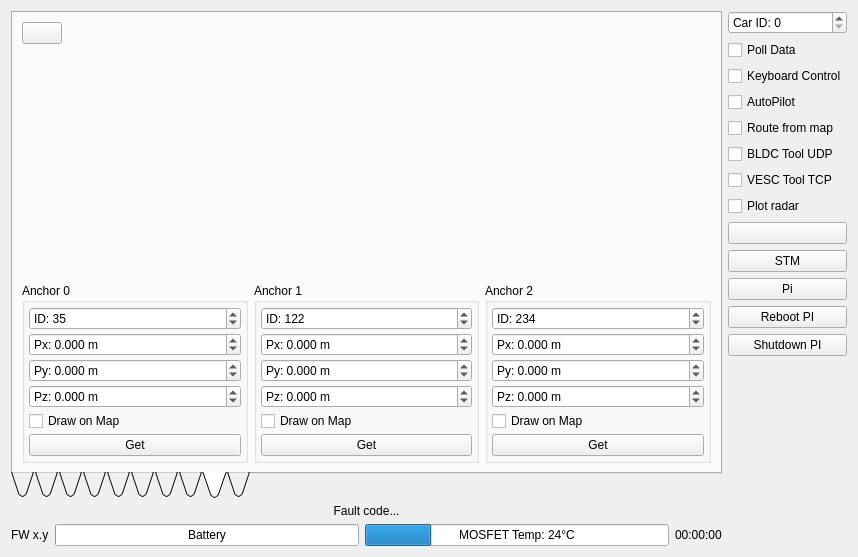
vedderb/rise_sdvp, file Linux/RControlStation/carinterface.ui: the form before one commit.
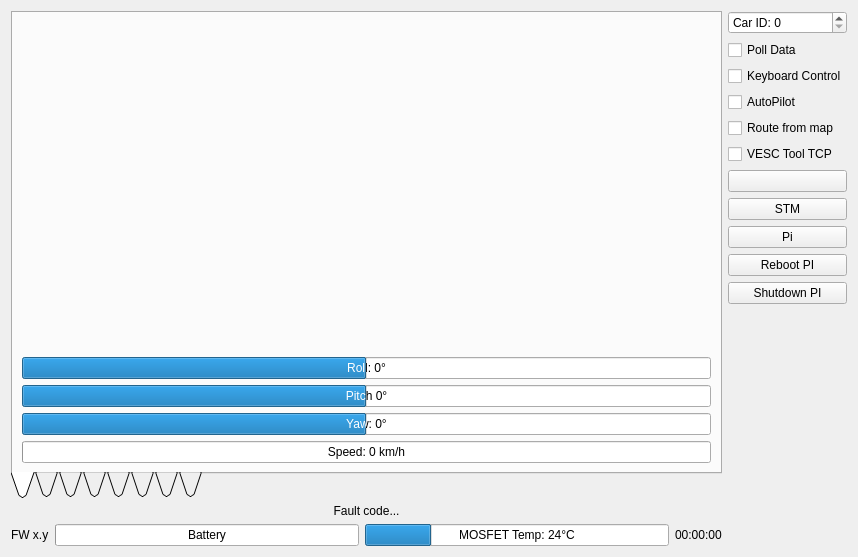
The form after the commit. The open tabs and pages were chosen to show the change. Icons and pictures are not drawn. Custom widgets are drawn as their Qt base class.

Diff of the .ui file:
```diff
--- a/Linux/RControlStation/carinterface.ui
+++ b/Linux/RControlStation/carinterface.ui
@@ -1037,717 +1037,6 @@
          </item>
         </layout>
        </widget>
-       <widget class="QWidget" name="tab_11">
-        <attribute name="icon">
-         <iconset resource="resources.qrc">
-          <normaloff>:/models/Icons/Radar-96.png</normaloff>:/models/Icons/Radar-96.png</iconset>
-        </attribute>
-        <attribute name="title">
-         <string/>
-        </attribute>
-        <attribute name="toolTip">
-         <string>Radar</string>
-        </attribute>
-        <layout class="QVBoxLayout" name="verticalLayout_10">
-         <property name="spacing">
-          <number>3</number>
-         </property>
-         <item>
-          <widget class="QCheckBox" name="radarLogEnBox">
-           <property name="text">
-            <string>Enable Logging</string>
-           </property>
-          </widget>
-         </item>
-         <item>
-          <widget class="QDoubleSpinBox" name="radarFCenterBox">
-           <property name="prefix">
-            <string>F_Center: </string>
-           </property>
-           <property name="suffix">
-            <string> GHz</string>
-           </property>
-           <property name="decimals">
-            <number>3</number>
-           </property>
-           <property name="singleStep">
-            <double>0.010000000000000</double>
-           </property>
-           <property name="value">
-            <double>76.500000000000000</double>
-           </property>
-          </widget>
-         </item>
-         <item>
-          <widget class="QDoubleSpinBox" name="radarFSpanBox">
-           <property name="prefix">
-            <string>F_Span: </string>
-           </property>
-           <property name="suffix">
-            <string> GHz</string>
-           </property>
-           <property name="decimals">
-            <number>3</number>
-           </property>
-           <property name="singleStep">
-            <double>0.010000000000000</double>
-           </property>
-           <property name="value">
-            <double>1.000000000000000</double>
-           </property>
-          </widget>
-         </item>
-         <item>
-          <widget class="QSpinBox" name="radarPointsBox">
-           <property name="prefix">
-            <string>Points: </string>
-           </property>
-           <property name="maximum">
-            <number>1536</number>
-           </property>
-           <property name="value">
-            <number>1024</number>
-           </property>
-          </widget>
-         </item>
-         <item>
-          <widget class="QDoubleSpinBox" name="radarTSweepBox">
-           <property name="prefix">
-            <string>T_Sweep: </string>
-           </property>
-           <property name="suffix">
-            <string> s</string>
-           </property>
-           <property name="decimals">
-            <number>4</number>
-           </property>
-           <property name="singleStep">
-            <double>0.001000000000000</double>
-           </property>
-           <property name="value">
-            <double>0.075000000000000</double>
-           </property>
-          </widget>
-         </item>
-         <item>
-          <layout class="QHBoxLayout" name="horizontalLayout_3">
-           <item>
-            <widget class="QDoubleSpinBox" name="radarCcXBox">
-             <property name="prefix">
-              <string>CC X: </string>
-             </property>
-             <property name="decimals">
-              <number>3</number>
-             </property>
-             <property name="minimum">
-              <double>-999.000000000000000</double>
-             </property>
-             <property name="maximum">
-              <double>999.000000000000000</double>
-             </property>
-            </widget>
-           </item>
-           <item>
-            <widget class="QDoubleSpinBox" name="radarCcYBox">
-             <property name="prefix">
-              <string>CC Y: </string>
-             </property>
-             <property name="decimals">
-              <number>3</number>
-             </property>
-             <property name="minimum">
-              <double>-999.000000000000000</double>
-             </property>
-             <property name="maximum">
-              <double>999.000000000000000</double>
-             </property>
-            </widget>
-           </item>
-          </layout>
-         </item>
-         <item>
-          <widget class="QDoubleSpinBox" name="radarCRadBox">
-           <property name="prefix">
-            <string>C Rad: </string>
-           </property>
-           <property name="decimals">
-            <number>3</number>
-           </property>
-           <property name="minimum">
-            <double>-999.000000000000000</double>
-           </property>
-           <property name="maximum">
-            <double>999.000000000000000</double>
-           </property>
-           <property name="value">
-            <double>10.000000000000000</double>
-           </property>
-          </widget>
-         </item>
-         <item>
-          <widget class="QDoubleSpinBox" name="radarLogRateBox">
-           <property name="prefix">
-            <string>Log Rate: </string>
-           </property>
-           <property name="suffix">
-            <string> s</string>
-           </property>
-           <property name="singleStep">
-            <double>0.100000000000000</double>
-           </property>
-           <property name="value">
-            <double>1.000000000000000</double>
-           </property>
-          </widget>
-         </item>
-         <item>
-          <layout class="QHBoxLayout" name="horizontalLayout_4">
-           <item>
-            <widget class="QDoubleSpinBox" name="radarMapPlotAvgFactorBox">
-             <property name="prefix">
-              <string>Plot Avg Factor: </string>
-             </property>
-             <property name="value">
-              <double>3.000000000000000</double>
-             </property>
-            </widget>
-           </item>
-           <item>
-            <widget class="QDoubleSpinBox" name="radarMapPlotMaxDivBox">
-             <property name="prefix">
-              <string>Plot Max Division: </string>
-             </property>
-             <property name="value">
-              <double>6.000000000000000</double>
-             </property>
-            </widget>
-           </item>
-          </layout>
-         </item>
-         <item>
-          <widget class="QSpinBox" name="radarPlotModeBox">
-           <property name="prefix">
-            <string>Plot Mode: </string>
-           </property>
-          </widget>
-         </item>
-         <item>
-          <layout class="QHBoxLayout" name="horizontalLayout_6">
-           <item>
-            <widget class="QSpinBox" name="radarMapPlotStartBox">
-             <property name="prefix">
-              <string>Map Plot Start: </string>
-             </property>
-             <property name="maximum">
-              <number>512</number>
-             </property>
-             <property name="value">
-              <number>20</number>
-             </property>
-            </widget>
-           </item>
-           <item>
-            <widget class="QSpinBox" name="radarMapPlotEndBox">
-             <property name="prefix">
-              <string>Map Plot End: </string>
-             </property>
-             <property name="maximum">
-              <number>512</number>
-             </property>
-             <property name="value">
-              <number>300</number>
-             </property>
-            </widget>
-           </item>
-          </layout>
-         </item>
-         <item>
-          <spacer name="verticalSpacer_7">
-           <property name="orientation">
-            <enum>Qt::Vertical</enum>
-           </property>
-           <property name="sizeHint" stdset="0">
-            <size>
-             <width>20</width>
-             <height>108</height>
-            </size>
-           </property>
-          </spacer>
-         </item>
-         <item>
-          <layout class="QHBoxLayout" name="horizontalLayout_13">
-           <item>
-            <widget class="QPushButton" name="radarGetRadCCButton">
-             <property name="toolTip">
-              <string>Get car center and circle rad from map</string>
-             </property>
-             <property name="text">
-              <string>Get Rad CC</string>
-             </property>
-             <property name="icon">
-              <iconset resource="resources.qrc">
-               <normaloff>:/models/Icons/Waypoint Map-96.png</normaloff>:/models/Icons/Waypoint Map-96.png</iconset>
-             </property>
-            </widget>
-           </item>
-           <item>
-            <widget class="QPushButton" name="radarReadButton">
-             <property name="text">
-              <string>Read</string>
-             </property>
-             <property name="icon">
-              <iconset resource="resources.qrc">
-               <normaloff>:/models/Icons/Upload-96.png</normaloff>:/models/Icons/Upload-96.png</iconset>
-             </property>
-            </widget>
-           </item>
-           <item>
-            <widget class="QPushButton" name="radarWriteButton">
-             <property name="text">
-              <string>Write</string>
-             </property>
-             <property name="icon">
-              <iconset resource="resources.qrc">
-               <normaloff>:/models/Icons/Download-96.png</normaloff>:/models/Icons/Download-96.png</iconset>
-             </property>
-            </widget>
-           </item>
-          </layout>
-         </item>
-        </layout>
-       </widget>
-       <widget class="QWidget" name="tab_12">
-        <attribute name="icon">
-         <iconset resource="resources.qrc">
-          <normaloff>:/models/Icons/Electrical Sensor-96.png</normaloff>:/models/Icons/Electrical Sensor-96.png</iconset>
-        </attribute>
-        <attribute name="title">
-         <string/>
-        </attribute>
-        <attribute name="toolTip">
-         <string>DecaWave UWB Measurement</string>
-        </attribute>
-        <layout class="QVBoxLayout" name="verticalLayout_21">
-         <item>
-          <layout class="QHBoxLayout" name="horizontalLayout_17">
-           <item>
-            <layout class="QVBoxLayout" name="verticalLayout_20">
-             <item>
-              <widget class="QPushButton" name="dwClearSamplesButton">
-               <property name="text">
-                <string/>
-               </property>
-               <property name="icon">
-                <iconset resource="resources.qrc">
-                 <normaloff>:/models/Icons/Delete2-96.png</normaloff>:/models/Icons/Delete2-96.png</iconset>
-               </property>
-              </widget>
-             </item>
-             <item>
-              <spacer name="verticalSpacer_8">
-               <property name="orientation">
-                <enum>Qt::Vertical</enum>
-               </property>
-               <property name="sizeHint" stdset="0">
-                <size>
-                 <width>20</width>
-                 <height>40</height>
-                </size>
-               </property>
-              </spacer>
-             </item>
-            </layout>
-           </item>
-           <item>
-            <widget class="QCustomPlot" name="dwPlot" native="true">
-             <property name="sizePolicy">
-              <sizepolicy hsizetype="MinimumExpanding" vsizetype="MinimumExpanding">
-               <horstretch>0</horstretch>
-               <verstretch>0</verstretch>
-              </sizepolicy>
-             </property>
-            </widget>
-           </item>
-          </layout>
-         </item>
-         <item>
-          <layout class="QHBoxLayout" name="horizontalLayout_16">
-           <item>
-            <widget class="QGroupBox" name="groupBox_5">
-             <property name="title">
-              <string>Anchor 0</string>
-             </property>
-             <layout class="QVBoxLayout" name="verticalLayout_17">
-              <property name="spacing">
-               <number>3</number>
-              </property>
-              <property name="leftMargin">
-               <number>4</number>
-              </property>
-              <property name="topMargin">
-               <number>4</number>
-              </property>
-              <property name="rightMargin">
-               <number>4</number>
-              </property>
-              <property name="bottomMargin">
-               <number>4</number>
-              </property>
-              <item>
-               <widget class="QSpinBox" name="dwAnch0IdBox">
-                <property name="prefix">
-                 <string>ID: </string>
-                </property>
-                <property name="maximum">
-                 <number>255</number>
-                </property>
-                <property name="value">
-                 <number>35</number>
-                </property>
-               </widget>
-              </item>
-              <item>
-               <widget class="QDoubleSpinBox" name="dwAnch0PxBox">
-                <property name="prefix">
-                 <string>Px: </string>
-                </property>
-                <property name="suffix">
-                 <string> m</string>
-                </property>
-                <property name="decimals">
-                 <number>3</number>
-                </property>
-                <property name="minimum">
-                 <double>-999.000000000000000</double>
-                </property>
-                <property name="maximum">
-                 <double>999.000000000000000</double>
-                </property>
-                <property name="singleStep">
-                 <double>0.010000000000000</double>
-                </property>
-               </widget>
-              </item>
-              <item>
-               <widget class="QDoubleSpinBox" name="dwAnch0PyBox">
-                <property name="prefix">
-                 <string>Py: </string>
-                </property>
-                <property name="suffix">
-                 <string> m</string>
-                </property>
-                <property name="decimals">
-                 <number>3</number>
-                </property>
-                <property name="minimum">
-                 <double>-999.000000000000000</double>
-                </property>
-                <property name="maximum">
-                 <double>999.000000000000000</double>
-                </property>
-                <property name="singleStep">
-                 <double>0.010000000000000</double>
-                </property>
-               </widget>
-              </item>
-              <item>
-               <widget class="QDoubleSpinBox" name="dwAnch0PzBox">
-                <property name="prefix">
-                 <string>Pz: </string>
-                </property>
-                <property name="suffix">
-                 <string> m</string>
-                </property>
-                <property name="decimals">
-                 <number>3</number>
-                </property>
-                <property name="minimum">
-                 <double>-999.000000000000000</double>
-                </property>
-                <property name="maximum">
-                 <double>999.000000000000000</double>
-                </property>
-                <property name="singleStep">
-                 <double>0.010000000000000</double>
-                </property>
-               </widget>
-              </item>
-              <item>
-               <widget class="QCheckBox" name="dwAnch0DrawBox">
-                <property name="text">
-                 <string>Draw on Map</string>
-                </property>
-               </widget>
-              </item>
-              <item>
-               <widget class="QPushButton" name="dwAnch0GetButton">
-                <property name="toolTip">
-                 <string>Use current car position</string>
-                </property>
-                <property name="text">
-                 <string>Get</string>
-                </property>
-                <property name="icon">
-                 <iconset resource="resources.qrc">
-                  <normaloff>:/models/Icons/Process-96.png</normaloff>:/models/Icons/Process-96.png</iconset>
-                </property>
-               </widget>
-              </item>
-             </layout>
-            </widget>
-           </item>
-           <item>
-            <widget class="QGroupBox" name="groupBox_7">
-             <property name="title">
-              <string>Anchor 1</string>
-             </property>
-             <layout class="QVBoxLayout" name="verticalLayout_18">
-              <property name="spacing">
-               <number>3</number>
-              </property>
-              <property name="leftMargin">
-               <number>4</number>
-              </property>
-              <property name="topMargin">
-               <number>4</number>
-              </property>
-              <property name="rightMargin">
-               <number>4</number>
-              </property>
-              <property name="bottomMargin">
-               <number>4</number>
-              </property>
-              <item>
-               <widget class="QSpinBox" name="dwAnch1IdBox">
-                <property name="prefix">
-                 <string>ID: </string>
-                </property>
-                <property name="maximum">
-                 <number>255</number>
-                </property>
-                <property name="value">
-                 <number>122</number>
-                </property>
-               </widget>
-              </item>
-              <item>
-               <widget class="QDoubleSpinBox" name="dwAnch1PxBox">
-                <property name="prefix">
-                 <string>Px: </string>
-                </property>
-                <property name="suffix">
-                 <string> m</string>
-                </property>
-                <property name="decimals">
-                 <number>3</number>
-                </property>
-                <property name="minimum">
-                 <double>-999.000000000000000</double>
-                </property>
-                <property name="maximum">
-                 <double>999.000000000000000</double>
-                </property>
-                <property name="singleStep">
-                 <double>0.010000000000000</double>
-                </property>
-               </widget>
-              </item>
-              <item>
-               <widget class="QDoubleSpinBox" name="dwAnch1PyBox">
-                <property name="prefix">
-                 <string>Py: </string>
-                </property>
-                <property name="suffix">
-                 <string> m</string>
-                </property>
-                <property name="decimals">
-                 <number>3</number>
-                </property>
-                <property name="minimum">
-                 <double>-999.000000000000000</double>
-                </property>
-                <property name="maximum">
-                 <double>999.000000000000000</double>
-                </property>
-                <property name="singleStep">
-                 <double>0.010000000000000</double>
-                </property>
-               </widget>
-              </item>
-              <item>
-               <widget class="QDoubleSpinBox" name="dwAnch1PzBox">
-                <property name="prefix">
-                 <string>Pz: </string>
-                </property>
-                <property name="suffix">
-                 <string> m</string>
-                </property>
-                <property name="decimals">
-                 <number>3</number>
-                </property>
-                <property name="minimum">
-                 <double>-999.000000000000000</double>
-                </property>
-                <property name="maximum">
-                 <double>999.000000000000000</double>
-                </property>
-                <property name="singleStep">
-                 <double>0.010000000000000</double>
-                </property>
-               </widget>
-              </item>
-              <item>
-               <widget class="QCheckBox" name="dwAnch1DrawBox">
-                <property name="text">
-                 <string>Draw on Map</string>
-                </property>
-               </widget>
-              </item>
-              <item>
-               <widget class="QPushButton" name="dwAnch1GetButton">
-                <property name="toolTip">
-                 <string>Use current car position</string>
-                </property>
-                <property name="text">
-                 <string>Get</string>
-                </property>
-                <property name="icon">
-                 <iconset resource="resources.qrc">
-                  <normaloff>:/models/Icons/Process-96.png</normaloff>:/models/Icons/Process-96.png</iconset>
-                </property>
-               </widget>
-              </item>
-             </layout>
-            </widget>
-           </item>
-           <item>
-            <widget class="QGroupBox" name="groupBox_8">
-             <property name="title">
-              <string>Anchor 2</string>
-             </property>
-             <layout class="QVBoxLayout" name="verticalLayout_19">
-              <property name="spacing">
-               <number>3</number>
-              </property>
-              <property name="leftMargin">
-               <number>4</number>
-              </property>
-              <property name="topMargin">
-               <number>4</number>
-              </property>
-              <property name="rightMargin">
-               <number>4</number>
-              </property>
-              <property name="bottomMargin">
-               <number>4</number>
-              </property>
-              <item>
-               <widget class="QSpinBox" name="dwAnch2IdBox">
-                <property name="prefix">
-                 <string>ID: </string>
-                </property>
-                <property name="maximum">
-                 <number>255</number>
-                </property>
-                <property name="value">
-                 <number>234</number>
-                </property>
-               </widget>
-              </item>
-              <item>
-               <widget class="QDoubleSpinBox" name="dwAnch2PxBox">
-                <property name="prefix">
-                 <string>Px: </string>
-                </property>
-                <property name="suffix">
-                 <string> m</string>
-                </property>
-                <property name="decimals">
-                 <number>3</number>
-                </property>
-                <property name="minimum">
-                 <double>-999.000000000000000</double>
-                </property>
-                <property name="maximum">
-                 <double>999.000000000000000</double>
-                </property>
-                <property name="singleStep">
-                 <double>0.010000000000000</double>
-                </property>
-               </widget>
-              </item>
-              <item>
-               <widget class="QDoubleSpinBox" name="dwAnch2PyBox">
-                <property name="prefix">
-                 <string>Py: </string>
-                </property>
-                <property name="suffix">
-                 <string> m</string>
-                </property>
-                <property name="decimals">
-                 <number>3</number>
-                </property>
-                <property name="minimum">
-                 <double>-999.000000000000000</double>
-                </property>
-                <property name="maximum">
-                 <double>999.000000000000000</double>
-                </property>
-                <property name="singleStep">
-                 <double>0.010000000000000</double>
-                </property>
-               </widget>
-              </item>
-              <item>
-               <widget class="QDoubleSpinBox" name="dwAnch2PzBox">
-                <property name="prefix">
-                 <string>Pz: </string>
-                </property>
-                <property name="suffix">
-                 <string> m</string>
-                </property>
-                <property name="decimals">
-                 <number>3</number>
-                </property>
-                <property name="minimum">
-                 <double>-999.000000000000000</double>
-                </property>
-                <property name="maximum">
-                 <double>999.000000000000000</double>
-                </property>
-                <property name="singleStep">
-                 <double>0.010000000000000</double>
-                </property>
-               </widget>
-              </item>
-              <item>
-               <widget class="QCheckBox" name="dwAnch2DrawBox">
-                <property name="text">
-                 <string>Draw on Map</string>
-                </property>
-               </widget>
-              </item>
-              <item>
-               <widget class="QPushButton" name="dwAnch2GetButton">
-                <property name="toolTip">
-                 <string>Use current car position</string>
-                </property>
-                <property name="text">
-                 <string>Get</string>
-                </property>
-                <property name="icon">
-                 <iconset resource="resources.qrc">
-                  <normaloff>:/models/Icons/Process-96.png</normaloff>:/models/Icons/Process-96.png</iconset>
-                </property>
-               </widget>
-              </item>
-             </layout>
-            </widget>
-           </item>
-          </layout>
-         </item>
-        </layout>
-       </widget>
        <widget class="QWidget" name="tab_7">
         <attribute name="icon">
          <iconset resource="resources.qrc">
@@ -2010,16 +1299,6 @@
        </property>
       </widget>
      </item>
-     <item>
-      <widget class="QCheckBox" name="bldcToolUdpBox">
-       <property name="toolTip">
-        <string>Run UDP server for BLDC Tool</string>
-       </property>
-       <property name="text">
-        <string>BLDC Tool UDP</string>
-       </property>
-      </widget>
-     </item>
      <item>
       <widget class="QCheckBox" name="vescToolTcpBox">
        <property name="text">
@@ -2027,16 +1306,6 @@
        </property>
       </widget>
      </item>
-     <item>
-      <widget class="QCheckBox" name="plotRadarBox">
-       <property name="toolTip">
-        <string>Plot radar samples when they arrive</string>
-       </property>
-       <property name="text">
-        <string>Plot radar</string>
-       </property>
-      </widget>
-     </item>
      <item>
       <widget class="QPushButton" name="clearRouteButton">
        <property name="toolTip">
```
Left out of the diff: 37 changed lines with no effect on the pictures.
